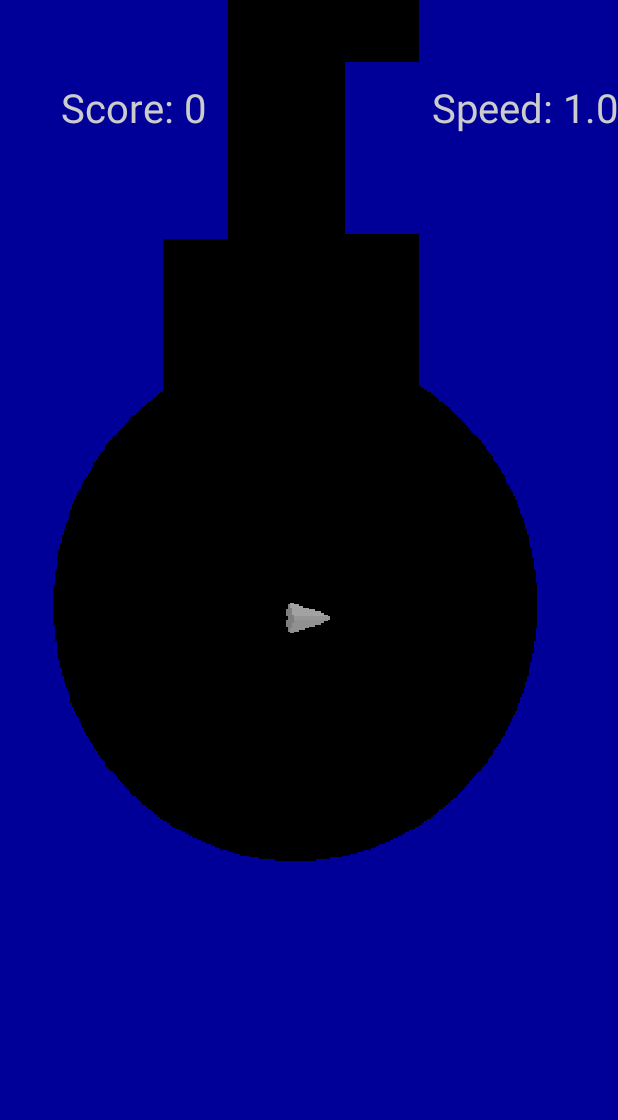
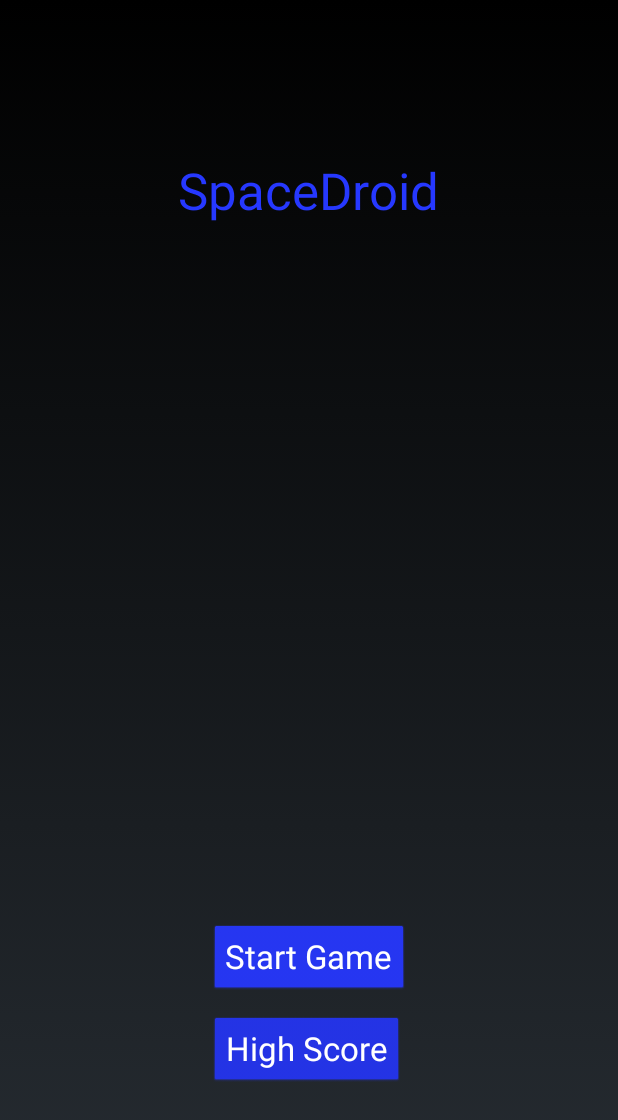
Before and after one commit to maaex/androidProject2016, an Android app: the screen it shows after launch (MainActivity before the commit, MenuActivity after it), on a phone screen of 412 x 824 dp. Shown: the top 1120 px of the screen. Run offline under Robolectric (Android 15) with nearby library versions, the phone set to English and light mode, and no system bars.

Commit message:
Randomized colors on background. Added start menu + high scores. Background images names now loaded dynamically, names specified in res/values/background_images.xml

```diff
--- a/app/src/main/java/sevon/max/androidspaceship/MainActivity.java
+++ b/app/src/main/java/sevon/max/androidspaceship/MainActivity.java
@@ -1,6 +1,7 @@
 package sevon.max.androidspaceship;
 
 import android.app.Activity;
+import android.content.Intent;
 import android.hardware.Sensor;
 import android.hardware.SensorEvent;
 import android.hardware.SensorEventListener;
@@ -65,6 +66,11 @@ public class MainActivity extends Activity {
         super.onResume();
     }
 
+    @Override
+    public void onBackPressed() {
+        finish();
+    }
+
     /**
      * This method creates and starts the game loop. The loop runs on a separate thread from the UI
      * thread to not prevent the UI from redrawing itself.
@@ -73,8 +79,8 @@ public class MainActivity extends Activity {
         gameThread = new Thread(new Runnable() {
             @Override
             public void run() {
-                boolean quit = false;
-                while(!quit) {
+                //boolean quit = false;
+                //while(!quit) {
                     world.restart();
                     while(true) {
                         // get current time
@@ -82,7 +88,16 @@ public class MainActivity extends Activity {
 
                         // Update game. If update returns false it means player has died.
                         if(world.update(accelerationX, accelerationY) == false) {
+
+                            // Go back to main menu. This needs to be done on UI thread.
+                            /*runOnUiThread(new Runnable() {
+                                @Override
+                                public void run() {
+                                    finish();
+                                }
+                            });*/
                             break;
+
                         }
 
                         // Redraw
@@ -110,7 +125,7 @@ public class MainActivity extends Activity {
                             }
                         }
                     } // while
-                } // while
+                //} // while
                 finish();
             }
         });
--- /dev/null
+++ b/app/src/main/java/sevon/max/androidspaceship/MenuActivity.java
@@ -0,0 +1,29 @@
+package sevon.max.androidspaceship;
+
+import android.content.Intent;
+import android.os.Bundle;
+import android.app.Activity;
+import android.view.View;
+import android.widget.Button;
+
+public class MenuActivity extends Activity {
+
+    @Override
+    protected void onCreate(Bundle savedInstanceState) {
+        super.onCreate(savedInstanceState);
+        setContentView(R.layout.activity_menu);
+    }
+
+    @Override
+    public void onBackPressed() {
+        moveTaskToBack(true);
+    }
+
+    public void startGameButtonClick(View view) {
+        startActivity(new Intent(this, MainActivity.class));
+    }
+
+    public void highScoreButtonClick(View view) {
+        startActivity(new Intent(this, HighScoreActivity.class));
+    }
+}
--- /dev/null
+++ b/app/src/main/res/layout/activity_menu.xml
@@ -0,0 +1,51 @@
+<?xml version="1.0" encoding="utf-8"?>
+<RelativeLayout xmlns:android="http://schemas.android.com/apk/res/android"
+    xmlns:tools="http://schemas.android.com/tools"
+    android:layout_width="match_parent"
+    android:layout_height="match_parent"
+    android:paddingBottom="@dimen/activity_vertical_margin"
+    android:paddingLeft="@dimen/activity_horizontal_margin"
+    android:paddingRight="@dimen/activity_horizontal_margin"
+    android:paddingTop="@dimen/activity_vertical_margin"
+    tools:context="sevon.max.androidspaceship.MenuActivity">
+
+    <Button
+        android:layout_width="wrap_content"
+        android:layout_height="wrap_content"
+        android:text="Start Game"
+        android:id="@+id/startGameButton"
+        android:layout_marginBottom="144dp"
+        android:textSize="@dimen/abc_text_size_large_material"
+        android:layout_alignParentBottom="true"
+        android:layout_centerHorizontal="true"
+        android:textColor="#ffffff"
+        android:backgroundTint="#2637fb"
+        android:onClick="startGameButtonClick"/>
+
+    <Button
+        android:layout_width="wrap_content"
+        android:layout_height="wrap_content"
+        android:text="High Score"
+        android:id="@+id/highScoreButton"
+        android:layout_marginTop="61dp"
+        android:textSize="@dimen/abc_text_size_large_material"
+        android:layout_alignTop="@+id/startGameButton"
+        android:layout_alignLeft="@+id/startGameButton"
+        android:layout_alignStart="@+id/startGameButton"
+        android:textColor="#ffffff"
+        android:backgroundTint="#2434ee"
+        android:nestedScrollingEnabled="false"
+        android:onClick="highScoreButtonClick"/>
+
+    <TextView
+        android:layout_width="wrap_content"
+        android:layout_height="wrap_content"
+        android:textAppearance="?android:attr/textAppearanceLarge"
+        android:text="SpaceDroid"
+        android:id="@+id/textView"
+        android:layout_marginTop="88dp"
+        android:textSize="@dimen/abc_text_size_display_1_material"
+        android:textColor="#2638ff"
+        android:layout_alignParentTop="true"
+        android:layout_centerHorizontal="true" />
+</RelativeLayout>
--- a/app/src/main/res/values/strings.xml
+++ b/app/src/main/res/values/strings.xml
@@ -1,3 +1,5 @@
 <resources>
-    <string name="app_name">AndroidSpaceShip</string>
+    <string name="app_name">SpaceDroid</string>
+    <string name="title_activity_menu">MenuActivity</string>
+    <string name="title_activity_high_score">HighScoreActivity</string>
 </resources>
```
Also changed, not shown: app/src/main/AndroidManifest.xml (+14 -6 lines), app/src/main/java/sevon/max/androidspaceship/HighScoreActivity.java (added, +33 -0 lines), app/src/main/java/sevon/max/androidspaceship/ScoreList.java (added, +66 -0 lines), app/src/main/java/sevon/max/androidspaceship/Spaceship.java (+14 -0 lines), app/src/main/java/sevon/max/androidspaceship/World.java (+56 -11 lines), app/src/main/res/layout/activity_high_score.xml (added, +25 -0 lines), app/src/main/res/values/background_images.xml (added, +10 -0 lines).
